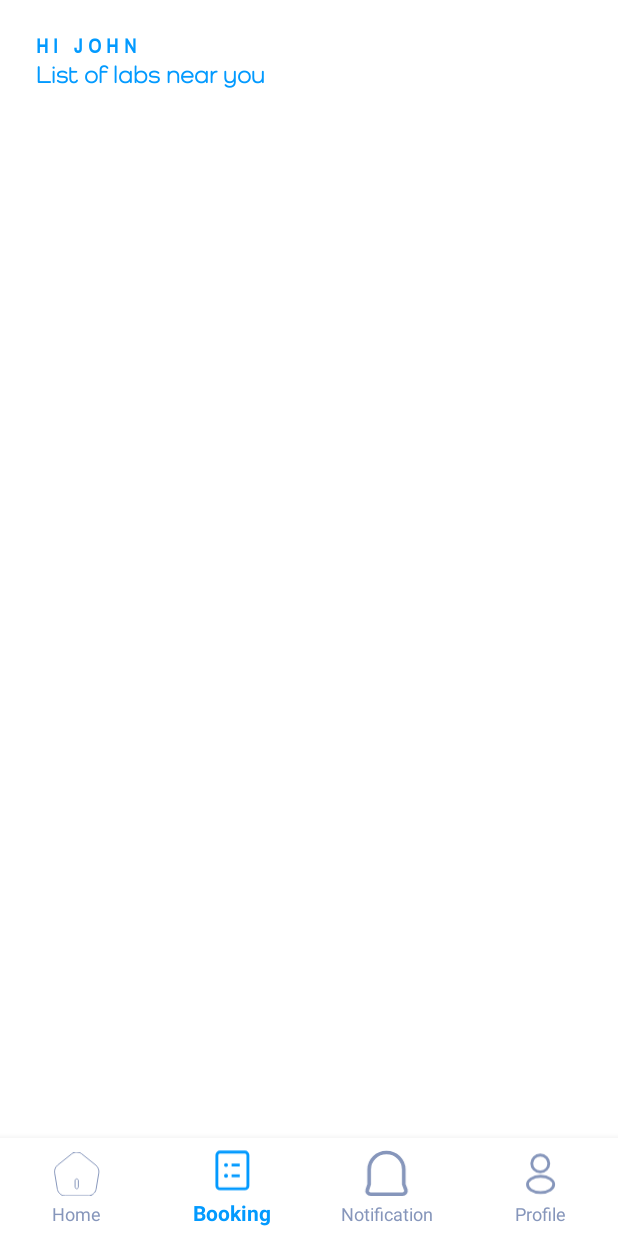
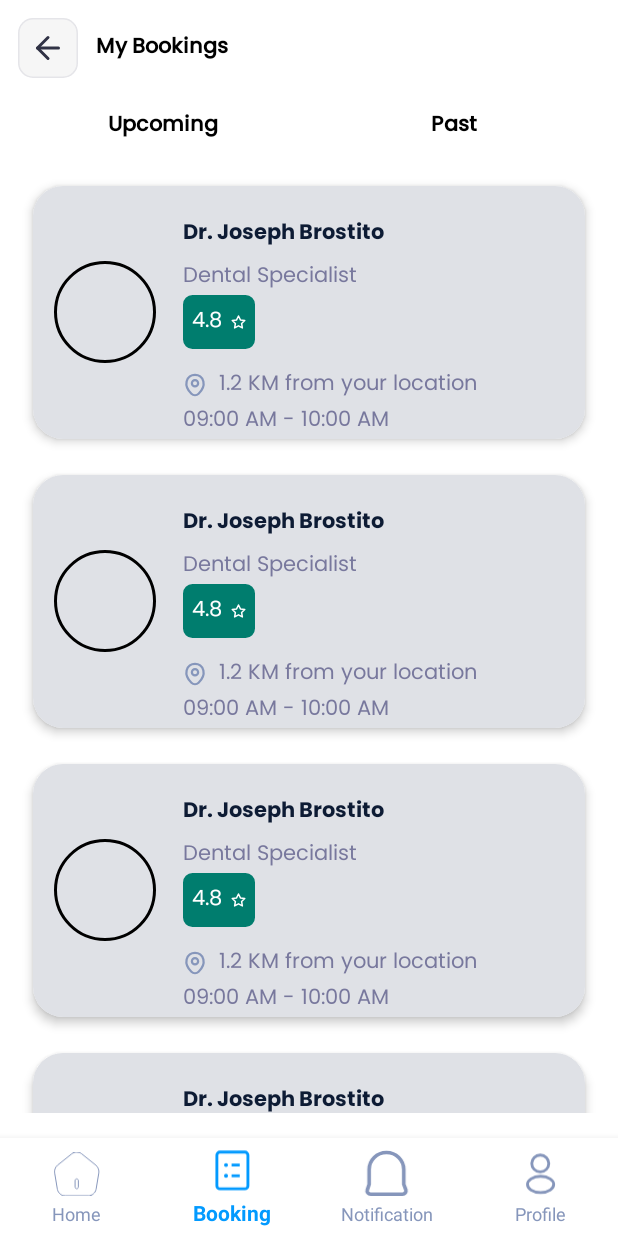
Before and after one commit to medwiz/MedWiz-Android, an Android app: the BookingFragments screen opened through its navigation route, on a phone screen of 412 x 824 dp. Run offline under Robolectric (Android 15) with nearby library versions, the phone set to English and light mode, and no system bars; our stand-ins replace CircleImageView, Dagger/Hilt's generated code, navigation-ui.

Commit message:
Added Booking Fragment in Patients

```diff
--- /dev/null
+++ b/app/src/main/java/com/medwiz/medwiz/patientsView/patientModels/BookingModel.kt
@@ -0,0 +1,13 @@
+package com.medwiz.medwiz.patientsView.patientModels
+
+import androidx.annotation.NonNull
+
+data class BookingModel(
+    val id: Int,
+    val doctorName: String,
+    val doctorImage: String,
+    var specialization:String,
+    val rating: String,
+    val distance:String,
+    val time:String
+)
--- a/app/src/main/java/com/medwiz/medwiz/patientsView/patientsUi/booking/BookingFragments.kt
+++ b/app/src/main/java/com/medwiz/medwiz/patientsView/patientsUi/booking/BookingFragments.kt
@@ -3,16 +3,40 @@ package com.medwiz.medwiz.patientsView.patientsUi.booking
 import android.os.Bundle
 import android.view.View
 import androidx.fragment.app.Fragment
+import androidx.recyclerview.widget.LinearLayoutManager
 import com.medwiz.medwiz.R
-import com.medwiz.medwiz.databinding.FragmentBookingBinding
+import com.medwiz.medwiz.databinding.FragmentPatientBookingBinding
+import com.medwiz.medwiz.patientsView.patientModels.BookingModel
+import com.medwiz.medwiz.patientsView.patientModels.ProfileItemModel
+import com.medwiz.medwiz.patientsView.patientsUi.profile.ProfileItemAdapter
+import com.medwiz.medwiz.util.UtilConstants
 import dagger.hilt.android.AndroidEntryPoint
+import java.util.ArrayList
 
 @AndroidEntryPoint
-class BookingFragments:Fragment(R.layout.fragment_booking) {
-
-    private lateinit var binding: FragmentBookingBinding
+class BookingFragments:Fragment(R.layout.fragment_patient_booking),BookingItemListener {
+    private var adapter: PatientBookingAdapter?=null
+    private lateinit var binding: FragmentPatientBookingBinding
     override fun onViewCreated(view: View, savedInstanceState: Bundle?) {
         super.onViewCreated(view, savedInstanceState)
-        binding = FragmentBookingBinding.bind(view)
+        binding = FragmentPatientBookingBinding.bind(view)
+        binding.tvUpComingBooking.setOnClickListener {  }
+        binding.tvPastBooking.setOnClickListener {  }
+        val profileItem1= BookingModel(UtilConstants.ITEM_PROFILE,"Profile","","","","","")
+        val profileItem2= BookingModel(UtilConstants.ITEM_EDIT_PROFILE,"Edit Profile","","","","","")
+        val profileItem3= BookingModel(UtilConstants.ITEM_SETTING,"Setting","","","","","")
+        val profileItem4= BookingModel(UtilConstants.ITEM_TERMS,"Terms & Privacy Policy","","","","","")
+        val lis= ArrayList<BookingModel>()
+        lis.add(profileItem1)
+        lis.add(profileItem2)
+        lis.add(profileItem3)
+        lis.add(profileItem4)
+        adapter = PatientBookingAdapter(requireActivity(),lis,this)
+        binding.rcvBooking.adapter = adapter
+        binding.rcvBooking.layoutManager = LinearLayoutManager(requireActivity())
+    }
+
+    override fun onClickDate(position: Int, dateObj: BookingModel) {
+
     }
 }
--- /dev/null
+++ b/app/src/main/java/com/medwiz/medwiz/patientsView/patientsUi/booking/BookingItemListener.kt
@@ -0,0 +1,9 @@
+package com.medwiz.medwiz.patientsView.patientsUi.booking
+
+
+import com.medwiz.medwiz.patientsView.patientModels.BookingModel
+
+interface BookingItemListener {
+    fun onClickDate(position: Int,dateObj: BookingModel)
+
+}
--- /dev/null
+++ b/app/src/main/java/com/medwiz/medwiz/patientsView/patientsUi/booking/PatientBookingAdapter.kt
@@ -0,0 +1,40 @@
+package com.medwiz.medwiz.patientsView.patientsUi.booking
+
+import android.content.Context
+import android.view.LayoutInflater
+import android.view.ViewGroup
+import androidx.recyclerview.widget.RecyclerView
+import com.medwiz.medwiz.databinding.SingleBookingRcvItemBinding
+import com.medwiz.medwiz.patientsView.patientModels.BookingModel
+import com.medwiz.medwiz.patientsView.patientModels.ReviewModel
+
+class PatientBookingAdapter(private val context: Context,
+                            private val itemList:MutableList<BookingModel>,
+                            private val listener: BookingItemListener
+):RecyclerView.Adapter<PatientBookingAdapter.PatientBookingAdapterViewHolder>(){
+
+
+
+
+
+    override fun onCreateViewHolder(parent: ViewGroup, viewType: Int): PatientBookingAdapterViewHolder {
+        val binding = SingleBookingRcvItemBinding.inflate(LayoutInflater.from(context),parent,false)
+        return PatientBookingAdapterViewHolder(binding)
+    }
+
+    override fun onBindViewHolder(holder: PatientBookingAdapterViewHolder, position: Int) {
+        val reviewItem = itemList[position]
+        holder.bind(reviewItem,position)
+    }
+
+    override fun getItemCount(): Int {
+        return itemList.size
+    }
+
+    inner class PatientBookingAdapterViewHolder(val binding: SingleBookingRcvItemBinding): RecyclerView.ViewHolder(binding.root){
+        fun bind(reviewItem: BookingModel, position: Int){
+           // binding.nameTextView.text = doctorItem.firstName+" "+doctorItem.lastName
+
+        }
+    }
+}
--- /dev/null
+++ b/app/src/main/res/layout/fragment_patient_booking.xml
@@ -0,0 +1,98 @@
+<?xml version="1.0" encoding="utf-8"?>
+<androidx.constraintlayout.widget.ConstraintLayout
+    xmlns:android="http://schemas.android.com/apk/res/android"
+    android:layout_width="match_parent"
+    android:layout_height="match_parent"
+    android:padding="@dimen/h6_dp_12"
+    android:layout_marginBottom="70dp"
+    xmlns:app="http://schemas.android.com/apk/res-auto">
+
+    <androidx.core.widget.NestedScrollView
+        android:layout_width="match_parent"
+        android:layout_height="wrap_content"
+        app:layout_constraintStart_toStartOf="parent"
+        app:layout_constraintTop_toTopOf="parent">
+      <LinearLayout
+          android:layout_width="match_parent"
+          android:layout_height="wrap_content"
+          android:orientation="vertical">
+          <LinearLayout
+              android:layout_width="match_parent"
+              android:layout_height="wrap_content"
+              android:orientation="horizontal">
+              <ImageView
+                  android:id="@+id/imgBack"
+                  android:layout_width="wrap_content"
+                  android:layout_height="wrap_content"
+                  android:src="@drawable/ic_back"
+                  android:gravity="center"
+                  app:layout_constraintStart_toStartOf="parent"
+                  app:layout_constraintTop_toTopOf="parent"/>
+
+              <TextView
+                  android:id="@+id/textView"
+                  android:layout_width="wrap_content"
+                  android:layout_height="wrap_content"
+                  android:text="@string/my_booking"
+                  android:layout_marginTop="8dp"
+                  android:fontFamily="@font/poppins_medium"
+                  android:textColor="@color/black"
+                  android:layout_marginStart="@dimen/h6_dp_12"
+                  android:textStyle="bold"
+                  android:gravity="center"
+                  app:layout_constraintStart_toEndOf="@+id/imgBack"
+                  app:layout_constraintTop_toTopOf="parent" />
+
+          </LinearLayout>
+
+          <LinearLayout
+              android:layout_width="match_parent"
+              android:layout_height="wrap_content"
+              android:id="@+id/linearBooking"
+              android:orientation="horizontal"
+              android:layout_marginTop="@dimen/h3_dp_20"
+              app:layout_constraintEnd_toEndOf="parent"
+              app:layout_constraintStart_toStartOf="parent"
+              app:layout_constraintTop_toBottomOf="@+id/imgBack"
+              android:weightSum="2">
+              <TextView
+                  android:id="@+id/tvUpComingBooking"
+                  android:layout_width="0dp"
+                  android:layout_height="wrap_content"
+                  android:text="@string/upcoming"
+                  android:layout_weight="1"
+                  android:fontFamily="@font/poppins_medium"
+                  android:textColor="@color/black"
+                  android:textStyle="bold"
+                  android:gravity="center"/>
+
+              <TextView
+                  android:id="@+id/tvPastBooking"
+                  android:layout_width="0dp"
+                  android:layout_height="wrap_content"
+                  android:text="@string/past"
+                  android:layout_weight="1"
+                  android:fontFamily="@font/poppins_medium"
+                  android:textColor="@color/black"
+                  android:textStyle="bold"
+                  android:gravity="center"/>
+
+
+          </LinearLayout>
+
+          <androidx.recyclerview.widget.RecyclerView
+              android:layout_width="match_parent"
+              android:layout_height="wrap_content"
+              android:id="@+id/rcvBooking"
+              android:layout_marginTop="@dimen/h4_dp_16"
+              app:layout_constraintEnd_toEndOf="parent"
+              app:layout_constraintStart_toStartOf="parent"
+              app:layout_constraintTop_toBottomOf="@+id/linearBooking" />
+
+      </LinearLayout>
+
+    </androidx.core.widget.NestedScrollView>
+
+
+
+</androidx.constraintlayout.widget.ConstraintLayout>
--- /dev/null
+++ b/app/src/main/res/layout/single_booking_rcv_item.xml
@@ -0,0 +1,136 @@
+<?xml version="1.0" encoding="utf-8"?>
+<androidx.cardview.widget.CardView
+    xmlns:android="http://schemas.android.com/apk/res/android"
+    xmlns:app="http://schemas.android.com/apk/res-auto"
+    android:id="@+id/cv"
+    android:layout_width="match_parent"
+    android:layout_height="wrap_content"
+    android:animateLayoutChanges="true"
+    app:cardCornerRadius="20dp"
+    app:cardElevation="4dp"
+    app:cardUseCompatPadding="true">
+
+    <LinearLayout
+        android:layout_width="match_parent"
+        android:layout_height="wrap_content"
+        android:animateLayoutChanges="true"
+        android:background="#DFE1E6"
+        android:id="@+id/layMain"
+        android:orientation="vertical">
+        <RelativeLayout
+            android:layout_width="match_parent"
+            android:layout_height="wrap_content"
+            android:orientation="horizontal">
+
+            <de.hdodenhof.circleimageview.CircleImageView
+                android:id="@+id/iconImageView"
+                android:layout_width="96dp"
+                android:layout_height="96dp"
+                android:layout_alignParentStart="true"
+                android:layout_alignParentLeft="true"
+                android:layout_centerVertical="true"
+                android:layout_gravity="center"
+                android:paddingLeft="14dp"
+                android:paddingRight="14dp"
+                android:src="@drawable/ic_doc_avatar"
+                app:civ_border_color="#FF000000"
+                app:civ_border_width="2dp" />
+
+            <LinearLayout
+                android:id="@+id/linearLayout"
+                android:layout_width="match_parent"
+                android:layout_height="wrap_content"
+                android:layout_alignParentTop="true"
+                android:layout_marginStart="4dp"
+                android:layout_toEndOf="@+id/iconImageView"
+                android:orientation="vertical"
+                android:layout_marginLeft="4dp"
+                android:layout_toRightOf="@+id/iconImageView">
+                <TextView
+                    android:id="@+id/nameTextView"
+                    android:layout_width="wrap_content"
+                    android:layout_height="wrap_content"
+                    android:text="Dr. Joseph Brostito"
+                    android:layout_marginTop="@dimen/h3_dp_20"
+                    android:textColor="@color/textColor"
+                   android:textSize="@dimen/h5_sp_14"
+                    android:textStyle="bold"
+                    android:textFontWeight="400"
+                    android:lineHeight="8dp"
+                    android:fontFamily="@font/poppins_bold"
+                    android:lineSpacingExtra="2sp"
+                    android:translationY="-0.79sp"
+                    android:gravity="top"/>
+                <TextView
+                    android:id="@+id/tvSpecialization"
+                    android:layout_width="match_parent"
+                    android:layout_height="wrap_content"
+                    android:layout_marginTop="4dp"
+                    android:fontFamily="@font/poppins_regular"
+                    android:text="Dental Specialist"
+                    android:textColor="@color/textColorGrey"
+                    android:textSize="14sp"/>
+                <TextView
+                    android:id="@+id/tvRating"
+                    android:layout_width="wrap_content"
+                    android:layout_height="wrap_content"
+                    android:background="@drawable/layout_rounded_bg"
+                    android:fontFamily="@font/poppins_regular"
+                    android:backgroundTint="@color/green"
+                    android:gravity="center"
+                    android:padding="6dp"
+                    android:text="4.8"
+                    android:drawableEnd="@drawable/ic_star"
+                    android:drawablePadding="6dp"
+                    android:textColor="@color/white"
+                    android:textSize="14sp"/>
+                <LinearLayout
+                    android:layout_width="match_parent"
+                    android:layout_height="wrap_content"
+                    android:layout_alignParentBottom="true"
+                    android:layout_marginTop="@dimen/h6_dp_12"
+                    android:orientation="horizontal">
+                    <ImageView
+                        android:layout_width="wrap_content"
+                        android:layout_height="wrap_content"
+                        android:layout_gravity="center"
+                        android:gravity="center"
+                        android:src="@drawable/ic_location"/>
+
+                    <TextView
+                        android:layout_width="wrap_content"
+                        android:layout_height="wrap_content"
+                        android:layout_marginStart="8dp"
+                        android:text="1.2 KM from your location"
+                        android:layout_gravity="center"
+                        android:gravity="center"
+                        android:textSize="14sp"
+                        android:textFontWeight="400"
+                        android:lineHeight="21dp"
+                        android:textColor="@color/textColorGrey"
+                        android:fontFamily="@font/poppins_regular"/>
+
+
+
+                </LinearLayout>
+                <TextView
+                    android:layout_width="match_parent"
+                    android:layout_height="wrap_content"
+                    android:text="09:00 AM - 10:00 AM"
+                    android:layout_gravity="center"
+                    android:gravity="start"
+                    android:textSize="14sp"
+                    android:textColor="@color/textColorGrey"
+                    android:fontFamily="@font/poppins_regular"/>
+
+
+            </LinearLayout>
+
+
+
+
+
+        </RelativeLayout>
+    </LinearLayout>
+
+</androidx.cardview.widget.CardView>
--- a/app/src/main/res/values/strings.xml
+++ b/app/src/main/res/values/strings.xml
@@ -71,4 +71,7 @@
     <string name="pay">Pay</string>
     <string name="go_to_home">Go to homepage</string>
     <string name="completed">Completed</string>
+    <string name="my_booking">My Bookings</string>
+    <string name="upcoming">Upcoming</string>
+    <string name="past">Past</string>
 </resources>
```
